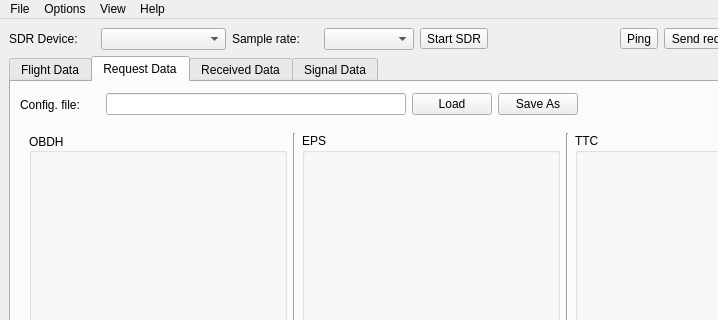
Qt form gui/qt/mainwindow.ui (floripasat/grs) before a commit; both pictures show x 0 to 718 and y 0 to 320 of the 1135 by 811 pixel window.
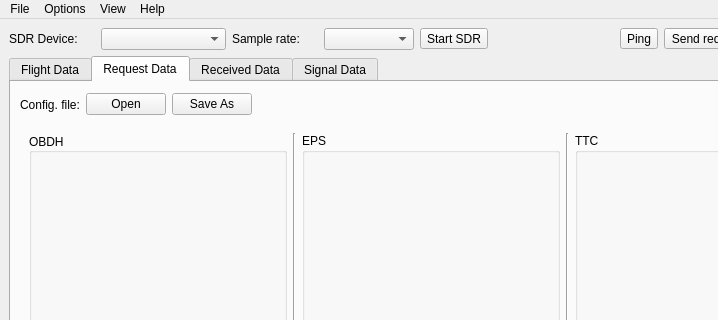
The same form after that commit.

Commit message:
Tab request changes
- Removing LineEdit
- Changing left most bar Label text
- Moving button actions statements from controlMainWindow.py to tabRequest.py
- Removing Ctrl+O and Ctrl+S shortcuts from controlMainWindow.py

```diff
--- a/gui/qt/mainwindow.ui
+++ b/gui/qt/mainwindow.ui
@@ -304,9 +304,15 @@
            </property>
            <item>
             <widget class="QLabel" name="Lcfgfile">
+             <property name="sizePolicy">
+              <sizepolicy hsizetype="Maximum" vsizetype="Preferred">
+               <horstretch>0</horstretch>
+               <verstretch>0</verstretch>
+              </sizepolicy>
+             </property>
              <property name="maximumSize">
               <size>
-               <width>80</width>
+               <width>16777215</width>
                <height>16777215</height>
               </size>
              </property>
@@ -316,17 +322,7 @@
             </widget>
            </item>
            <item>
-            <widget class="QLineEdit" name="LEcfgfile">
-             <property name="maximumSize">
-              <size>
-               <width>300</width>
-               <height>16777215</height>
-              </size>
-             </property>
-            </widget>
-           </item>
-           <item>
-            <widget class="QPushButton" name="Bcfgload">
+            <widget class="QPushButton" name="Bcfgopen">
              <property name="maximumSize">
               <size>
                <width>80</width>
@@ -334,7 +330,7 @@
               </size>
              </property>
              <property name="text">
-              <string>Load</string>
+              <string>Open</string>
              </property>
             </widget>
            </item>
```
The commit also changes 3 other files.
